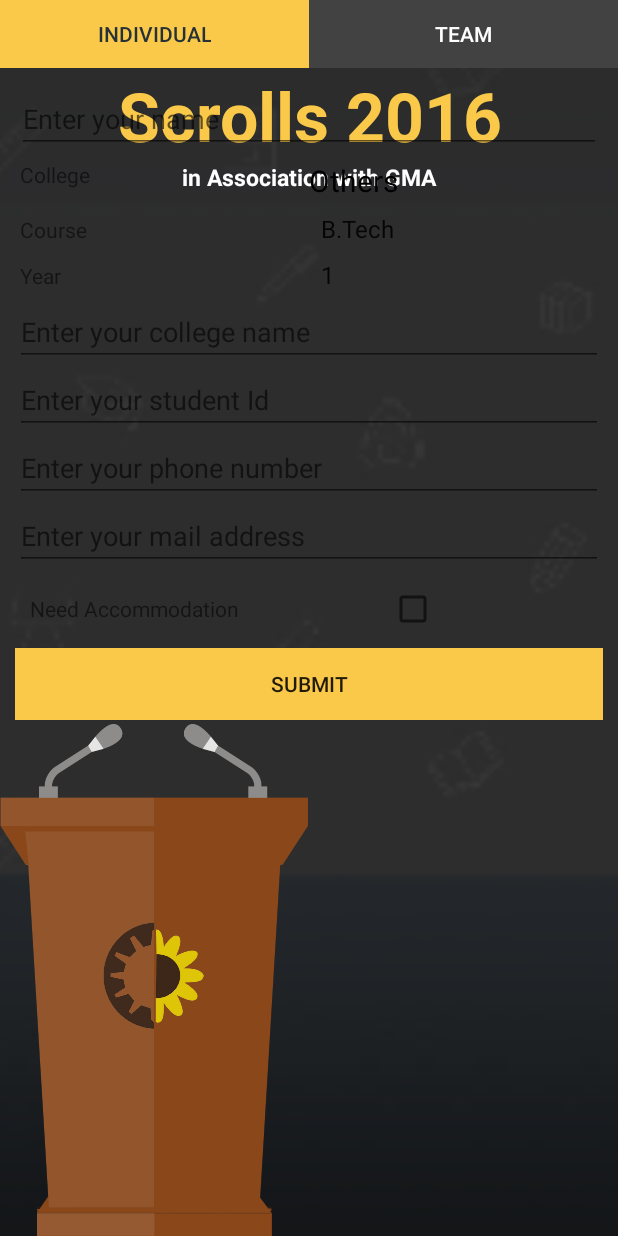
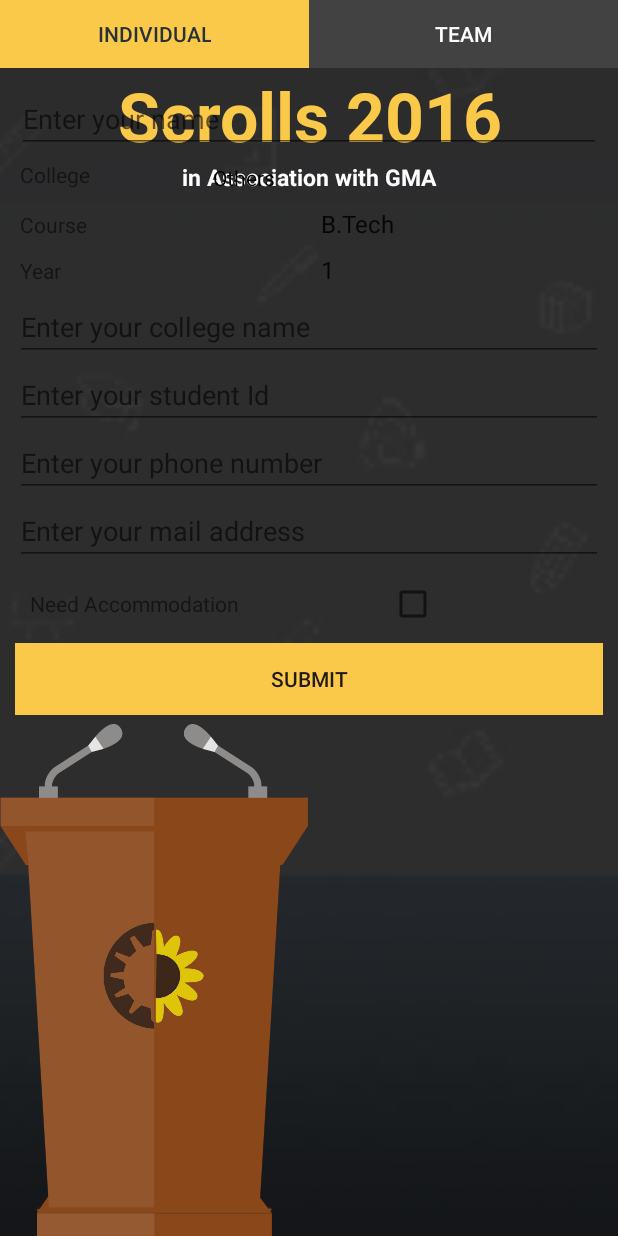
Before and after one commit to Bondzio/Scrolls17, an Android app: the fragment Register placed in its activity, on a phone screen of 412 x 824 dp. Run offline under Robolectric (Android 15) with nearby library versions, the phone set to English and light mode, and no system bars; libraries missing offline, so code that uses them is left out: com.schibsted.spain; plain views replace ParallaxLayerLayout; 4 statements that could not run were skipped.

```diff
--- a/app/src/main/res/layout/fragment_registration.xml
+++ b/app/src/main/res/layout/fragment_registration.xml
@@ -48,11 +48,12 @@
                 <TextView
                     android:layout_width="match_parent"
                     android:layout_height="wrap_content"
-                    android:layout_weight="1"
+                    android:layout_weight="2"
                     android:text="College" />
 
                 <Spinner
                     android:id="@+id/stud_college"
+                    android:textAlignment="center"
                     android:layout_width="match_parent"
                     android:layout_height="wrap_content"
                     android:layout_weight="1"></Spinner>
--- a/app/src/main/res/layout/spinner_item.xml
+++ b/app/src/main/res/layout/spinner_item.xml
@@ -8,5 +8,5 @@
         android:layout_width="wrap_content"
         android:layout_height="wrap_content"
         android:textColor="#000"
-        android:textSize="20sp" />
+        android:textAppearance="@style/TextAppearance.AppCompat.Small"/>
     </LinearLayout>
```
Also changed, not shown: app/src/main/java/in/silive/scrolls/Fragments/Register.java (+33 -7 lines), app/src/main/res/drawable-mdpi/audi.jpg (added).
